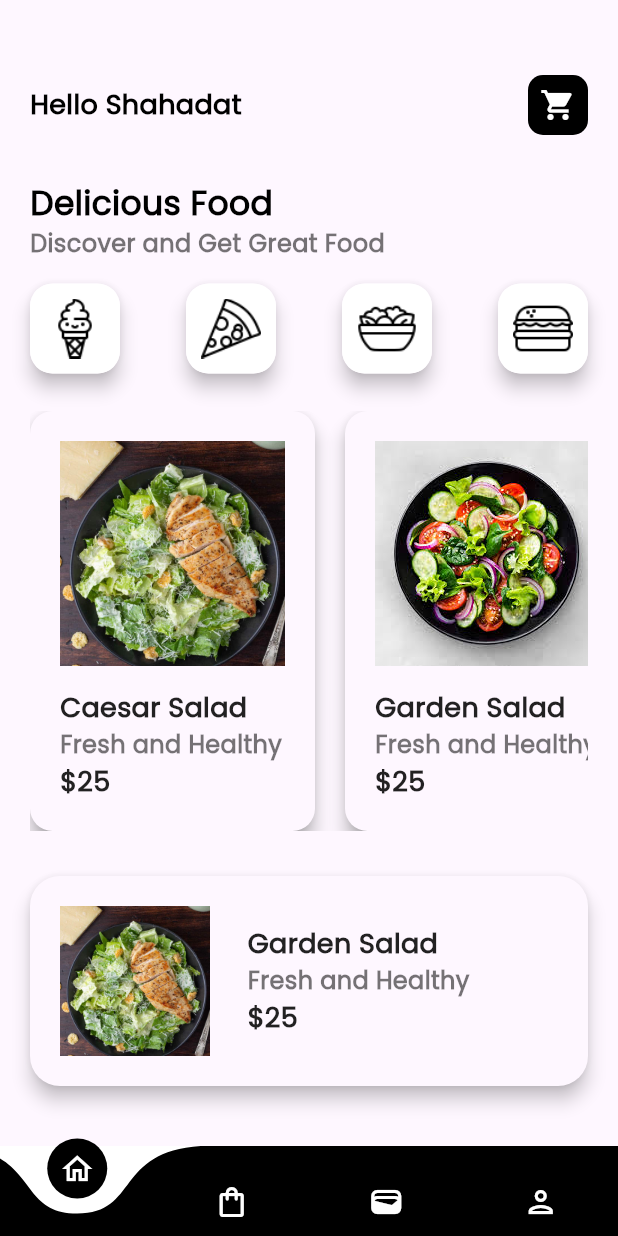
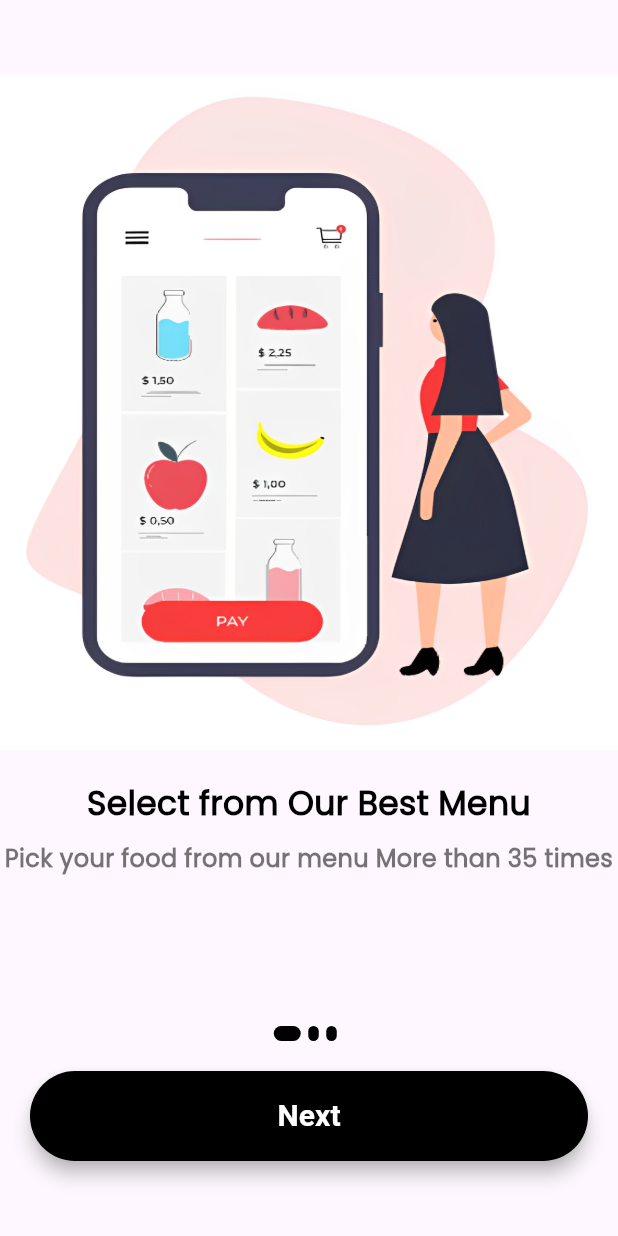
Before and after one commit to shahadat-coder/Bite-Buddy, a Flutter app: the screen it shows after launch, on a phone screen of 412 x 824 dp. Run offline on Flutter 3.47's test engine with Material 3 defaults, Android fonts, the phone set to English and light mode, and no system bars; drawn by our look-alikes of curved_navigation_bar.

```diff
--- a/lib/main.dart
+++ b/lib/main.dart
@@ -1,4 +1,4 @@
-import 'package:bite_buddy/views/bottomnav.dart';
+import 'package:bite_buddy/views/onboard.dart';
 import 'package:flutter/material.dart';
 
 void main() {
@@ -19,7 +19,7 @@ class MyApp extends StatelessWidget {
         colorScheme: ColorScheme.fromSeed(seedColor: Colors.deepPurple),
         useMaterial3: true,
       ),
-      home: BottomNav(),
+      home: OnboardScreen(),
     );
   }
 }
--- /dev/null
+++ b/lib/views/onboard.dart
@@ -0,0 +1,114 @@
+import 'package:bite_buddy/views/auths/login_screen.dart';
+import 'package:bite_buddy/widgets/content_model.dart';
+import 'package:bite_buddy/widgets/textstyleWidget.dart';
+import 'package:flutter/material.dart';
+
+class OnboardScreen extends StatefulWidget {
+  const OnboardScreen({super.key});
+
+  @override
+  State<OnboardScreen> createState() => _OnboardScreenState();
+}
+
+class _OnboardScreenState extends State<OnboardScreen> {
+
+  int currentIndex = 0;
+  late PageController _controller;
+
+  @override
+  void initState() {
+
+  _controller = PageController(initialPage: 0);
+    super.initState();
+  }
+
+  @override
+  void dispose() {
+    _controller.dispose();
+    super.dispose();
+  }
+
+  @override
+  Widget build(BuildContext context) {
+    return Scaffold(
+      body: Column(
+        children: [
+          Expanded(
+            child: PageView.builder(
+              itemCount: contents.length,
+              controller: _controller,
+
+               onPageChanged: (int index){
+                setState(() {
+                  currentIndex = index;
+                });
+               },
+
+
+              itemBuilder: (_, i){
+              return Padding(padding: EdgeInsets.symmetric(vertical: 50),
+              child: Column(
+                children: [
+                 Image.asset(contents[i].image, height: 450,width: MediaQuery.of(context).size.width,fit: BoxFit.fill,),
+                 SizedBox(height: 20,),
+                 Text(contents[i].title,style: ApppWidget.headerTextStyle(),textAlign: TextAlign.center,),
+                 SizedBox(height: 10,),
+                 Text(contents[i].description,style: ApppWidget.lightTextStyle(),textAlign: TextAlign.center),
+                ],
+              ),
+              );
+            }),
+          ),
+
+          Container(
+            child: Row(
+              mainAxisAlignment: MainAxisAlignment.center,
+              children: List.generate(contents.length,
+               (index) => buildDot(index, context),
+              ),
+            ),
+          ),
+          SizedBox(height: 20,),
+          Padding(
+            padding: const EdgeInsets.symmetric(horizontal: 20),
+            child: ElevatedButton(
+                  onPressed: (){
+
+                    if(currentIndex == contents.length-1){
+            Navigator.push(context, MaterialPageRoute(builder: (context)=> LoginScreen()));
+                    }
+                    _controller.nextPage(duration: Duration(milliseconds: 100),
+                     curve: Curves.bounceIn);
+                  },
+                  style: ElevatedButton.styleFrom(
+                    shape: const StadiumBorder(),
+                    elevation: 5, // Adjust elevation as needed
+                    backgroundColor: Colors.black ,// Default color
+                    shadowColor: Colors.grey.withOpacity(0.8),
+                    minimumSize: const Size.fromHeight(60), // Button height
+                  ),
+                  child: Text(
+                   currentIndex == contents.length - 1? 'Start' : 'Next',
+
+                    style: TextStyle(
+            color: Colors.white, // Default text color
+            fontSize: 20,
+            fontWeight: FontWeight.bold,
+                    ),
+                  ),
+                ),
+          ),
+    SizedBox(height: 50,)
+        ],
+      ),
+    );
+  }
+  Container buildDot(int index, BuildContext context){
+    return  Container(
+        height: 10.0,
+        width: currentIndex == index? 18:7,
+        margin: EdgeInsets.only(right: 5),
+        decoration: BoxDecoration(borderRadius: BorderRadius.circular(6),color: Colors.black),
+    );
+  }
+}
--- /dev/null
+++ b/lib/widgets/content_model.dart
@@ -0,0 +1,23 @@
+class OnboardingContent{
+  String image;
+  String title;
+  String description;
+
+  OnboardingContent({required this.image,required this.title,required this.description});
+}
+
+List<OnboardingContent> contents = [
+
+OnboardingContent(image: 'assets/images/screen1.png',
+ title: "Select from Our Best Menu",
+  description: "Pick your food from our menu More than 35 times"),
+
+  OnboardingContent(image: 'assets/images/screen2.png',
+ title: "Easy and Online Payment",
+  description: "You can pay cash on delivery and\n   Cart payment is available"),
+
+  OnboardingContent(image: 'assets/images/screen3.png',
+ title: "Quick Delivery ay Your Doorstep",
+  description: "Deliver your food at your\n     Doorstep"),
+
+];
```
Also changed, not shown: lib/views/auths/login_screen.dart (added, +134 -0 lines), lib/views/auths/register_screen.dart (added, +133 -0 lines), assets/images/logo.png (added), assets/images/screen1.png (added), assets/images/screen2.png (added), assets/images/screen3.png (added), 1 other file.
